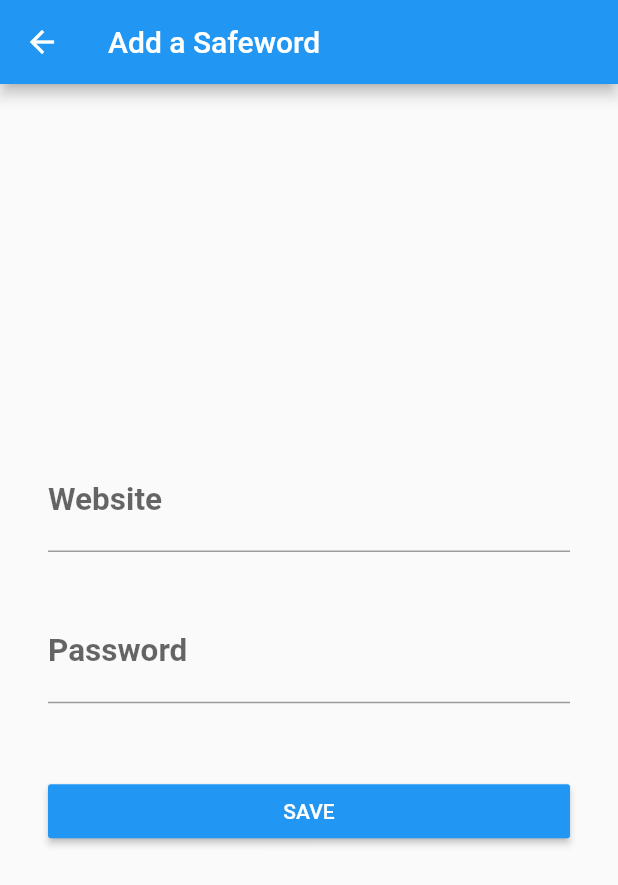
After one commit to remysanfeliu/flutter-safeword, a Flutter app: the screen it shows after launch, after a tap on the "add" icon, on a phone screen of 412 x 824 dp. The commit adds this screen. Shown: the top 885 px of the screen. Run offline on Flutter 3.47's test engine with Material 2 defaults, Android fonts, the phone set to English and light mode, and no system bars.

Commit message:
[FEAT] Added a "Add password" screen

```diff
--- /dev/null
+++ b/lib/widgets/screens/AddScreen.dart
@@ -0,0 +1,90 @@
+import 'package:flutter/material.dart';
+import 'package:safeword/di/Injector.dart';
+import 'package:safeword/model/Password.dart';
+
+class AddScreen extends StatefulWidget {
+  @override
+  State<AddScreen> createState() => new _AddScreenState();
+}
+
+enum PasswordAddResult { none, success, failure }
+
+class _AddScreenState extends State<AddScreen> {
+
+  final _pwdProvider = Injector().getPasswordProvider();
+
+  final _formKey = GlobalKey<FormState>();
+  final _inputStyle = TextStyle(color: Colors.black87, fontSize: 21.0, fontWeight: FontWeight.bold);
+
+  Password _pwd = new Password(null, null);
+
+  void _submit() {
+    if (this._formKey.currentState.validate()){
+      this._formKey.currentState.save();
+      // The validation is done, so no need to check for empty fields in the Password
+      this._pwdProvider.addPassword(this._pwd);
+      Navigator.pop(context, PasswordAddResult.success);
+    }
+  }
+
+  @override
+  Widget build(BuildContext context) {
+
+    return new Scaffold(
+      appBar: new AppBar(
+        title: Text('Add a Safeword'),
+        leading: new IconButton(
+          icon: new Icon(Icons.arrow_back),
+          onPressed: () => Navigator.pop(context, PasswordAddResult.none)
+        )
+      ),
+      body: new Form(
+        key: this._formKey,
+        child: new Container(
+          padding: new EdgeInsets.symmetric(horizontal: 32.0),
+          child: new Column(
+            mainAxisAlignment: MainAxisAlignment.center,
+            crossAxisAlignment: CrossAxisAlignment.start,
+            children: <Widget>[
+              new Container(
+                margin: new EdgeInsets.only(bottom: 32.0),
+                child: new TextFormField(
+                  style: this._inputStyle,
+                  decoration: new InputDecoration(
+                    hintText: 'TwitBook',
+                    labelText: 'Website'
+                  ),
+                  validator: (val) => val.length > 0 ? null : 'Website must not be empty',
+                  onSaved: (val) => this._pwd.label = val
+                )
+              ),
+              new Container(
+                margin: new EdgeInsets.only(bottom: 32.0),
+                child: new TextFormField(
+                  obscureText: true,
+                  style: this._inputStyle,
+                  decoration: new InputDecoration(
+                    hintText: 'ultra_secure_password',
+                    labelText: 'Password'
+                  ),
+                  validator: (val) => val.length > 0 ? null : 'Password must not be empty',
+                  onSaved: (val) => this._pwd.password = val,
+                )
+              ),
+              new Container(
+                width: double.infinity,
+                margin: new EdgeInsets.symmetric(vertical: 16.0),
+                child: new RaisedButton(
+                  textColor: Colors.white,
+                  color: Colors.blue,
+                  child: Text("SAVE"),
+                  onPressed: () => this._submit()
+                  )
+                )
+            ])
+          )
+        )
+    );
+
+  }
+}
--- a/lib/widgets/screens/SearchScreen.dart
+++ b/lib/widgets/screens/SearchScreen.dart
@@ -1,5 +1,6 @@
 import 'package:flutter/material.dart';
-import '../PasswordListWidget.dart';
+import 'package:safeword/widgets/PasswordListWidget.dart';
+import 'package:safeword/widgets/screens/AddScreen.dart';
 
 class SearchScreen extends StatefulWidget {
   SearchScreen({Key key}) : super(key: key);
@@ -12,6 +13,28 @@ class SearchScreen extends StatefulWidget {
 
 class _SearchScreenState extends State<SearchScreen> {
 
+  final _scaffoldKey = new GlobalKey<ScaffoldState>();
+
+  void _navigateToAddScreen() async {
+    PasswordAddResult result = await Navigator.push(
+      context,
+      MaterialPageRoute(builder: (context) => AddScreen()),
+    );
+
+    switch (result) {
+      case PasswordAddResult.success:
+        this._scaffoldKey.currentState.showSnackBar(new SnackBar(
+            content: Text("Password successfully added")));
+        break;
+      case PasswordAddResult.failure:
+        this._scaffoldKey.currentState.showSnackBar(new SnackBar(
+            content: Text("An error occurred while adding your password")));
+        break;
+      case PasswordAddResult.none:
+        break;
+    }
+  }
+
   @override
   Widget build(BuildContext context) {
     // This method is rerun every time setState is called, for instance as done
@@ -21,10 +44,14 @@ class _SearchScreenState extends State<SearchScreen> {
     // fast, so that you can just rebuild anything that needs updating rather
     // than having to individually change instances of widgets.
     return new Scaffold(
+      key: this._scaffoldKey,
       appBar: new AppBar(
         // Here we take the value from the SearchScreen object that was created by
         // the App.build method, and use it to set our appbar title.
         title: new Text(widget.title),
+        actions: <Widget>[
+          IconButton(icon: new Icon(Icons.add), onPressed: this._navigateToAddScreen)
+        ],
       ),
       body: new Center(
         // Center is a layout widget. It takes a single child and positions it
```
